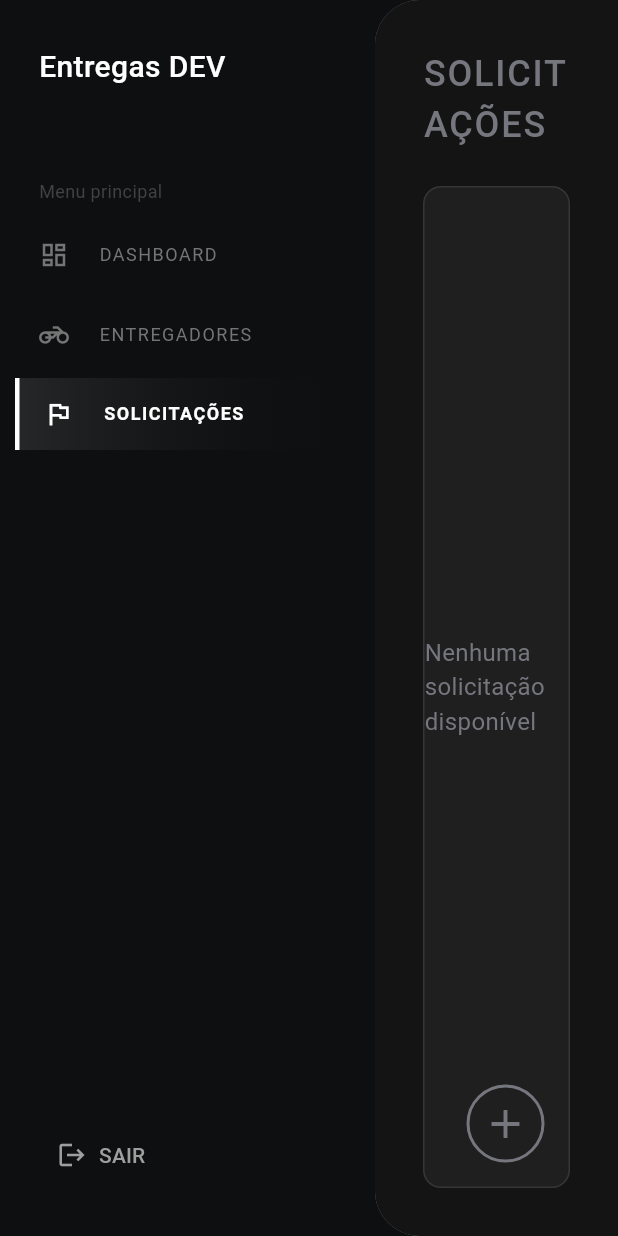
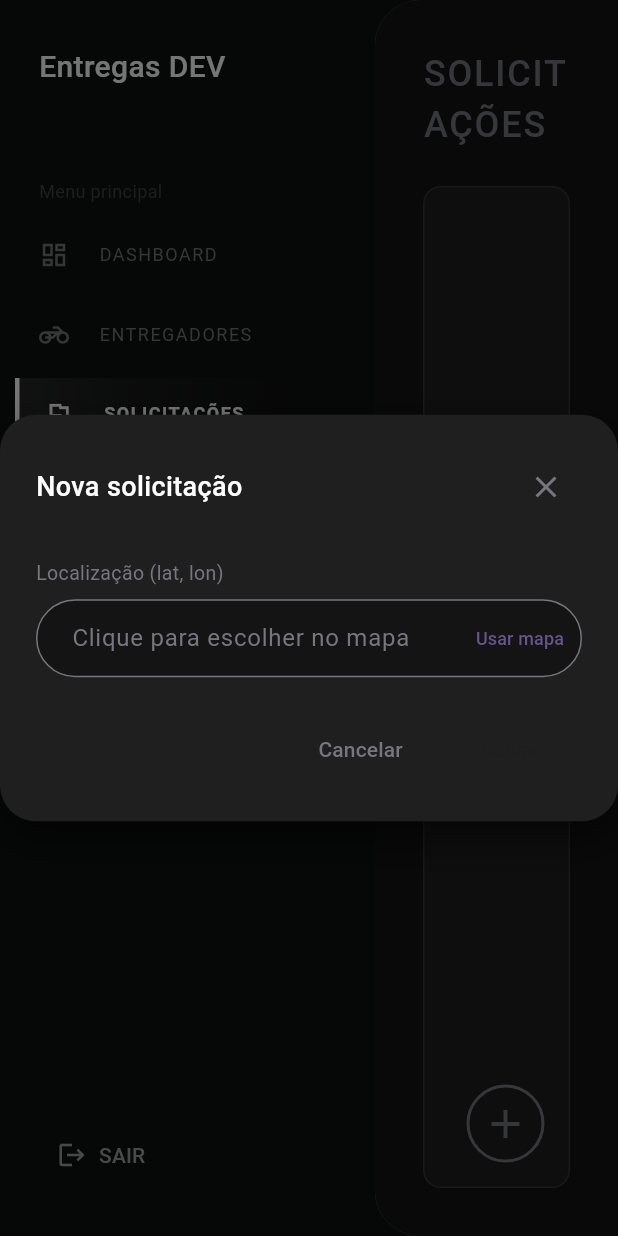
Before and after one commit to Matheusdeicke/dashboardweb-entregasdev, a Flutter app: the HomePage screen opened by its route, after a tap on "ENTREGADORES", after a tap on "SOLICITAÇÕES", after a tap on the "add" icon, on a phone screen of 412 x 824 dp. Run offline on Flutter 3.47's test engine with Material 3 defaults, Android fonts, the phone set to English and light mode, and no system bars; our stand-ins replace cloud_firestore, firebase_auth, firebase_core, firebase_database, flutter_map, flutter_modular and 2 more; accounts and stored records are empty.

Commit message:
feat: página de entregadores feita e começando solicitações

```diff
--- a/dashboard_entregasdev/lib/core/entregadores/entregadores_page.dart
+++ b/dashboard_entregasdev/lib/core/entregadores/entregadores_page.dart
@@ -167,7 +167,7 @@ class EntregadoresPage extends StatelessWidget {
                                       child: Text(
                                         e.status,
                                         style: TextStyle(
-                                          color: _statusColor(e.status),
+                                          color: e.statusColor,
                                           fontSize: 13,
                                           fontWeight: FontWeight.w500,
                                         ),
--- a/dashboard_entregasdev/lib/core/entregadores/services/entregadores_service.dart
+++ b/dashboard_entregasdev/lib/core/entregadores/services/entregadores_service.dart
@@ -1,22 +1,44 @@
 import 'package:cloud_firestore/cloud_firestore.dart';
+import 'package:firebase_database/firebase_database.dart';
+import 'package:rxdart/rxdart.dart';
 import 'package:dashboard_entregasdev/core/entregadores/models/entregadores_model.dart';
 
 class EntregadoresService {
   final FirebaseFirestore _firestore;
+  final FirebaseDatabase _database;
 
-  EntregadoresService(this._firestore);
-
-  CollectionReference get entregadoresCollection =>
-      _firestore.collection('users');
+  EntregadoresService(this._firestore, this._database);
 
   Stream<List<EntregadoresModel>> getEntregadoresStream() {
-    return entregadoresCollection
+    final fsStream = _firestore
+        .collection('users')
         .where('role', isEqualTo: 'entregador')
-        .snapshots()
-        .map((snapshot) => snapshot.docs
-            .map((doc) => EntregadoresModel.fromMap(doc.data() as Map<String, dynamic>))
-            .toList());
+        .snapshots();
+
+    final rtStream = _database.ref('presence/entregadores').onValue;
+
+    return Rx.combineLatest2(
+      fsStream,
+      rtStream,
+      (QuerySnapshot<Map<String, dynamic>> snap, DatabaseEvent event) {
+        final presenceMap = event.snapshot.value as Map? ?? {};
+
+        return snap.docs.map((doc) {
+          final data = doc.data();
+
+          final presence = presenceMap[doc.id] as Map<dynamic, dynamic>?;
+
+          final bool isOnline = presence?['state'] == 'online';
+
+          return EntregadoresModel(
+            id: doc.id,
+            nome: data['nome'] ?? 'Sem nome',
+            localizacao: data['localizacao'] ?? '-',
+            statusFirestore: data['status'] ?? 'indefinido',
+            online: isOnline,
+          );
+        }).toList();
+      },
+    );
   }
-
-  // Verificar como eu vou pegar o status real do entregador
 }
--- /dev/null
+++ b/dashboard_entregasdev/lib/core/solicitacoes/loc_model.dart
@@ -0,0 +1,6 @@
+class PosicaoSelecionada {
+  final double lat;
+  final double lon;
+
+  const PosicaoSelecionada(this.lat, this.lon);
+}
--- /dev/null
+++ b/dashboard_entregasdev/lib/core/solicitacoes/novasolicitacao_dialog.dart
@@ -0,0 +1,181 @@
+import 'package:dashboard_entregasdev/theme/app_colors.dart';
+import 'package:flutter/material.dart';
+
+import 'loc_model.dart';
+import 'map.dart';
+
+class NovaSolicitacaoDialog extends StatefulWidget {
+  const NovaSolicitacaoDialog({super.key});
+
+  @override
+  State<NovaSolicitacaoDialog> createState() => _NovaSolicitacaoDialogState();
+}
+
+class _NovaSolicitacaoDialogState extends State<NovaSolicitacaoDialog> {
+  final TextEditingController _localizacaoController = TextEditingController();
+  double? _lat;
+  double? _lon;
+  bool _salvando = false;
+
+  @override
+  void dispose() {
+    _localizacaoController.dispose();
+    super.dispose();
+  }
+
+  @override
+  Widget build(BuildContext context) {
+    return Center(
+      child: Material(
+        color: Colors.transparent,
+        child: Container(
+          width: 520,
+          padding: const EdgeInsets.all(24),
+          decoration: BoxDecoration(
+            color: AppColors.cardColor,
+            borderRadius: BorderRadius.circular(24),
+            boxShadow: const [
+              BoxShadow(
+                blurRadius: 24,
+                color: Colors.black54,
+                offset: Offset(0, 12),
+              ),
+            ],
+          ),
+          child: Column(
+            mainAxisSize: MainAxisSize.min,
+            children: [
+              Row(
+                mainAxisAlignment: MainAxisAlignment.spaceBetween,
+                children: [
+                  Text(
+                    'Nova solicitação',
+                    style: TextStyle(
+                      color: AppColors.branco,
+                      fontSize: 18,
+                      fontWeight: FontWeight.w500,
+                    ),
+                  ),
+                  IconButton(
+                    onPressed: () => Navigator.pop(context),
+                    icon: Icon(Icons.close, color: AppColors.cinza),
+                  ),
+                ],
+              ),
+              const SizedBox(height: 24),
+
+              Align(
+                alignment: Alignment.centerLeft,
+                child: Text(
+                  'Localização (lat, lon)',
+                  style: TextStyle(
+                    color: AppColors.cinza,
+                    fontSize: 13,
+                  ),
+                ),
+              ),
+              const SizedBox(height: 8),
+              TextField(
+                controller: _localizacaoController,
+                readOnly: true,
+                onTap: _abrirMapa,
+                decoration: InputDecoration(
+                  hintText: 'Clique para escolher no mapa',
+                  hintStyle: TextStyle(color: AppColors.cinza),
+                  filled: true,
+                  fillColor: AppColors.bgColor,
+                  contentPadding:
+                      const EdgeInsets.symmetric(horizontal: 20, vertical: 14),
+                  enabledBorder: OutlineInputBorder(
+                    borderRadius: BorderRadius.circular(999),
+                    borderSide: BorderSide(color: AppColors.cinza),
+                  ),
+                  focusedBorder: OutlineInputBorder(
+                    borderRadius: BorderRadius.circular(999),
+                    borderSide: BorderSide(color: AppColors.branco),
+                  ),
+                  suffixIcon: TextButton(
+                    onPressed: _abrirMapa,
+                    child: const Text(
+                      'Usar mapa',
+                      style: TextStyle(fontSize: 12),
+                    ),
+                  ),
+                ),
+              ),
+
+              const SizedBox(height: 24),
+
+              Row(
+                mainAxisAlignment: MainAxisAlignment.end,
+                children: [
+                  TextButton(
+                    onPressed:
+                        _salvando ? null : () => Navigator.of(context).pop(),
+                    child: Text(
+                      'Cancelar',
+                      style: TextStyle(color: AppColors.cinza),
+                    ),
+                  ),
+                  const SizedBox(width: 12),
+                  ElevatedButton(
+                    style: ElevatedButton.styleFrom(
+                      backgroundColor: AppColors.branco,
+                      foregroundColor: AppColors.preto,
+                      padding: const EdgeInsets.symmetric(
+                        horizontal: 28,
+                        vertical: 14,
+                      ),
+                      shape: RoundedRectangleBorder(
+                        borderRadius: BorderRadius.circular(999),
+                      ),
+                    ),
+                    onPressed: (!_salvando && _lat != null && _lon != null)
+                        ? _salvar
+                        : null,
+                    child: _salvando
+                        ? const SizedBox(
+                            height: 16,
+                            width: 16,
+                            child: CircularProgressIndicator(strokeWidth: 2),
+                          )
+                        : const Text('Salvar'),
+                  ),
+                ],
+              ),
+            ],
+          ),
+        ),
+      ),
+    );
+  }
+
+  Future<void> _abrirMapa() async {
+    final result = await showDialog<PosicaoSelecionada>(
+      context: context,
+      barrierDismissible: false,
+      builder: (_) => const MapaSelecaoDialog(),
+    );
+
+    if (result != null) {
+      setState(() {
+        _lat = result.lat;
+        _lon = result.lon;
+        _localizacaoController.text =
+            '${result.lat.toStringAsFixed(6)}, ${result.lon.toStringAsFixed(6)}';
+      });
+    }
+  }
+
+  Future<void> _salvar() async {
+    if (_lat == null || _lon == null) return;
+
+    setState(() => _salvando = true);
+
+    await Future.delayed(const Duration(milliseconds: 400));
+
+    if (mounted) {
+      Navigator.of(context).pop();
+    }
+  }
+}
--- a/dashboard_entregasdev/lib/core/solicitacoes/solicitacoes_page.dart
+++ b/dashboard_entregasdev/lib/core/solicitacoes/solicitacoes_page.dart
@@ -1,30 +1,25 @@
-// NESSA PÁGINA É ONDE VAI FICAR AS SOLICITAÇÕES
-// CADA SOLICITAÇÃO VAI TER UM WIDGET PROPRIO (CONTAINER) COM BORDAS ARREDONDADAS
-// NESSA PÁGINA VAI TER UM BOTÃO DE + PARA ADICIONAR UMA NOVA SOLICITAÇÃO
-// AO CLICAR NO BOTÃO VAI ABRIR UM MODAL PARA PREENCHER OS DADOS DA SOLICITAÇÃO:
-// LOCAL DE ENTREGA, NÚMERO, COMPLEMENTO
-// NO MODAL VAI SER POSSIVEL USAR O FLUTTER MAP PARA SELECIONAR O LOCAL DE ENTREGA
-// NO WIDGET DE CADA SOLICITAÇÃO VAI TER:
-// ENDEREÇO DA ENTREGA
-// STATUS DA ENTREGA Exemplo: Pedro está no processo de entrega, nenhum entregador aceitou até o momento
-
+import 'package:dashboard_entregasdev/core/solicitacoes/novasolicitacao_dialog.dart';
 import 'package:dashboard_entregasdev/theme/app_colors.dart';
 import 'package:flutter/material.dart';
-
-class SolicitacoesPage extends StatelessWidget {
+class SolicitacoesPage extends StatefulWidget {
   const SolicitacoesPage({super.key});
 
   @override
+  State<SolicitacoesPage> createState() => _SolicitacoesPageState();
+}
+
+class _SolicitacoesPageState extends State<SolicitacoesPage> {
+  @override
   Widget build(BuildContext context) {
     return Container(
-      decoration: BoxDecoration(
+      decoration: const BoxDecoration(
         borderRadius: BorderRadius.only(
           topLeft: Radius.circular(30),
           bottomLeft: Radius.circular(30),
         ),
         color: AppColors.bgColor,
       ),
-      padding: EdgeInsets.all(32.0),
+      padding: const EdgeInsets.all(32.0),
       child: Column(
         crossAxisAlignment: CrossAxisAlignment.start,
         children: [
@@ -37,7 +32,7 @@ class SolicitacoesPage extends StatelessWidget {
               letterSpacing: 1.2,
             ),
           ),
-          SizedBox(height: 24),
+          const SizedBox(height: 24),
 
           Expanded(
             child: Container(
@@ -62,17 +57,19 @@ class SolicitacoesPage extends StatelessWidget {
                         shape: BoxShape.circle,
                         border: Border.all(
                           color: AppColors.cinza,
-                          width: 2
+                          width: 2,
                         ),
                         color: Colors.transparent,
                       ),
                       child: IconButton(
                         icon: Icon(
                           Icons.add,
-                          color: AppColors.cinza
+                          color: AppColors.cinza,
                         ),
                         iconSize: 32,
-                        onPressed: () {},
+                        onPressed: () {
+                          _abrirNovaSolicitacaoDialog(context);
+                        },
                       ),
                     ),
                   ),
@@ -84,4 +81,12 @@ class SolicitacoesPage extends StatelessWidget {
       ),
     );
   }
+
+  Future<void> _abrirNovaSolicitacaoDialog(BuildContext context) async {
+    await showDialog(
+      context: context,
+      barrierDismissible: false,
+      builder: (_) => const NovaSolicitacaoDialog(),
+    );
+  }
 }
--- a/dashboard_entregasdev/pubspec.yaml
+++ b/dashboard_entregasdev/pubspec.yaml
@@ -34,13 +34,14 @@ dependencies:
   firebase_core: ^4.2.1
   firebase_auth: ^6.1.2
   cloud_firestore: ^6.1.0
-  flutter_map: ^6.1.0
+  flutter_map: ^8.2.2
   firebase_database: ^12.0.4
 
   # The following adds the Cupertino Icons font to your application.
   # Use with the CupertinoIcons class for iOS style icons.
   cupertino_icons: ^1.0.8
   latlong2: ^0.9.1
+  rxdart: ^0.28.0
 
 dev_dependencies:
   flutter_test:
```
Also changed, not shown: dashboard_entregasdev/lib/core/entregadores/models/entregadores_model.dart (+40 -8 lines), dashboard_entregasdev/lib/core/solicitacoes/map.dart (added, +166 -0 lines), dashboard_entregasdev/lib/modules/home/home_module.dart (+6 -5 lines), dashboard_entregasdev/pubspec.lock, 1 other file.
